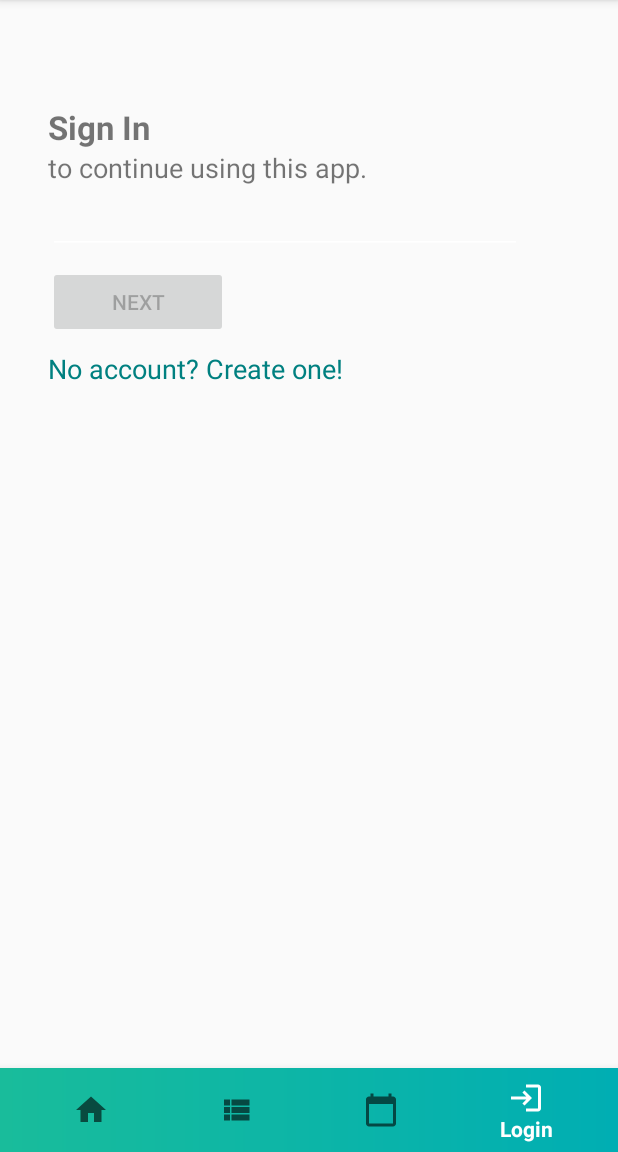
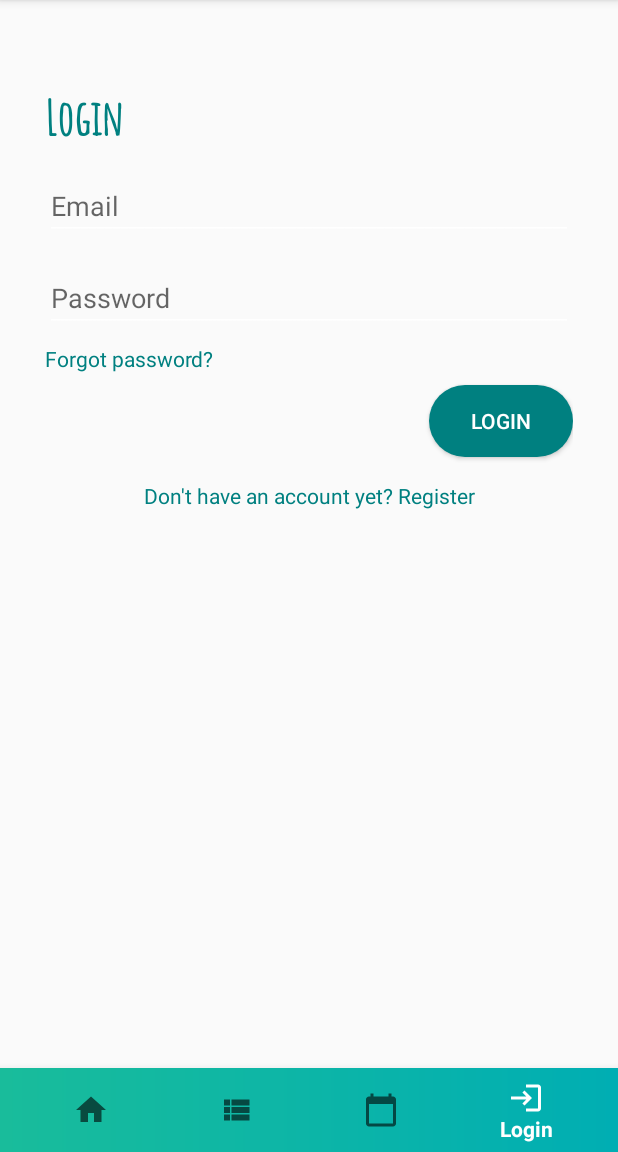
Before and after one commit to caleblipan/TheScheduler, an Android app: the screen it shows after launch (ActivityHome), item 4 of the bottom bar chosen, on a phone screen of 412 x 824 dp, the part 84-1236 px from its top. Run offline under Robolectric (Android 15) with nearby library versions, the phone set to English and light mode, and no system bars.

Commit message:
ADDED: Switching functionality between login & register fragments

```diff
--- a/app/src/main/java/com/example/scheduler/myapplication/ActivityHome.java
+++ b/app/src/main/java/com/example/scheduler/myapplication/ActivityHome.java
@@ -16,11 +16,11 @@ import android.view.MenuItem;
 import android.view.View;
 import android.widget.Button;
 import android.view.View.OnClickListener;
+import android.widget.TextView;
 
 public class ActivityHome extends AppCompatActivity implements BottomNavigationView.OnNavigationItemSelectedListener {
     private int loading_time = 5000;
     Button button;
-
     BottomNavigationView bottomNavigationView;
 
     @Override
@@ -34,8 +34,8 @@ public class ActivityHome extends AppCompatActivity implements BottomNavigationV
 
         // Bottom navigation menu
         bottomNavigationView = findViewById(R.id.bottomNavigationView);
-
         bottomNavigationView.setOnNavigationItemSelectedListener(this);
+        // Default selected bottom navigation menu
         bottomNavigationView.setSelectedItemId(R.id.home_button);
     }
 
--- a/app/src/main/java/com/example/scheduler/myapplication/Login.java
+++ b/app/src/main/java/com/example/scheduler/myapplication/Login.java
@@ -1,15 +1,14 @@
 package com.example.scheduler.myapplication;
 
 import android.os.Bundle;
-
 import androidx.fragment.app.Fragment;
-
 import android.view.LayoutInflater;
 import android.view.View;
 import android.view.ViewGroup;
+import android.widget.TextView;
 
 public class Login extends Fragment {
-
+    private View rootView;
     public Login() {
         // Required empty public constructor
     }
@@ -18,6 +17,17 @@ public class Login extends Fragment {
     public View onCreateView(LayoutInflater inflater, ViewGroup container,
                              Bundle savedInstanceState) {
         // Inflate the layout for this fragment
-        return inflater.inflate(R.layout.fragment_login, container, false);
+        rootView = inflater.inflate(R.layout.fragment_login, container, false);
+        TextView noAccountButton = (TextView) rootView.findViewById(R.id.noAccount);
+        noAccountButton.setOnClickListener(new View.OnClickListener() {
+            @Override
+            public void onClick(View arg0) {
+                Register register= new Register();
+                getFragmentManager().beginTransaction()
+                        .replace(R.id.fragment_container, register)
+                        .commit();
+            }
+        });
+        return rootView;
     }
 }
--- a/app/src/main/res/layout/fragment_home.xml
+++ b/app/src/main/res/layout/fragment_home.xml
@@ -5,13 +5,12 @@
     xmlns:tools="http://schemas.android.com/tools"
     android:layout_width="match_parent"
     android:layout_height="match_parent"
-    android:paddingTop="30dp">
+    android:paddingTop="17dp">
 
     <TextView
         android:id="@+id/Title"
         android:layout_width="wrap_content"
         android:layout_height="wrap_content"
-        android:layout_marginTop="4dp"
         android:fontFamily="@font/amatic_sc_bold"
         android:paddingLeft="30dp"
         android:paddingRight="30dp"
--- a/app/src/main/res/layout/fragment_login.xml
+++ b/app/src/main/res/layout/fragment_login.xml
@@ -4,38 +4,55 @@
     xmlns:tools="http://schemas.android.com/tools"
     android:layout_width="match_parent"
     android:layout_height="match_parent"
-    android:layout_marginEnd="32dp"
-    android:paddingLeft="32dp"
-    android:paddingTop="32dp"
-    android:paddingRight="32dp"
-    android:paddingBottom="32dp">
+    android:paddingLeft="30dp"
+    android:paddingTop="17dp"
+    android:paddingRight="30dp"
+    android:paddingBottom="30dp"
+    android:id="@+id/login_fragment_container">
     <TextView
         android:layout_width="wrap_content"
         android:layout_height="wrap_content"
         android:layout_marginTop="8dp"
-        android:text="Sign In"
-        android:textSize="22sp"
+        android:text="Login"
+        android:fontFamily="@font/amatic_sc"
         android:textStyle="bold"
+        android:textColor="#008080"
+        android:textSize="32sp"
         android:id="@+id/textView"
         app:layout_constraintStart_toStartOf="parent"
         app:layout_constraintTop_toTopOf="parent"
         />
-    <TextView
-        android:layout_width="wrap_content"
+    <EditText
+        android:id="@+id/EmailAddress"
         android:layout_height="wrap_content"
-        android:text="to continue using this app."
-        android:textSize="18sp"
-        android:id="@+id/textView2"
+        android:layout_width="match_parent"
+        android:layout_marginTop="16dp"
+        android:inputType="textEmailAddress"
+        android:hint="Email"
         app:layout_constraintStart_toStartOf="parent"
         app:layout_constraintTop_toBottomOf="@id/textView"
         />
     <EditText
-        android:id="@+id/PhoneNumber"
+        android:id="@+id/Password"
         android:layout_height="wrap_content"
         android:layout_width="match_parent"
-        android:inputType="phone"
+        android:layout_marginTop="16dp"
+        android:inputType="textPassword"
+        android:hint="Password"
         app:layout_constraintStart_toStartOf="parent"
-        app:layout_constraintTop_toBottomOf="@id/textView2"
+        app:layout_constraintTop_toBottomOf="@id/EmailAddress"
+        />
+    <TextView
+        android:layout_width="wrap_content"
+        android:layout_height="wrap_content"
+        android:layout_marginTop="8dp"
+        android:text="Forgot password?"
+        android:clickable="true"
+        android:textSize="14sp"
+        android:textColor="#008080"
+        android:id="@+id/forgotPassword"
+        app:layout_constraintStart_toStartOf="parent"
+        app:layout_constraintTop_toBottomOf="@id/Password"
         />
     <Button
         android:layout_width="wrap_content"
@@ -43,22 +60,24 @@
         android:layout_marginTop="8dp"
         android:hint="081212345678"
         android:textColorHint="#666666"
+        android:background="@drawable/button_rounded"
         android:id="@+id/nextButtonSignIn"
-        android:text="Next"
-        android:enabled="false"
-        app:layout_constraintStart_toStartOf="parent"
-        app:layout_constraintTop_toBottomOf="@id/PhoneNumber"
+        android:text="Login"
+        android:textColor="#ffffff"
+        app:layout_constraintRight_toRightOf="parent"
+        app:layout_constraintTop_toBottomOf="@id/forgotPassword"
         />
     <TextView
         android:layout_width="wrap_content"
         android:layout_height="wrap_content"
-        android:layout_marginTop="8dp"
-        android:text="No account? Create one!"
+        android:layout_marginTop="16dp"
+        android:text="Don't have an account yet? Register"
         android:clickable="true"
         android:textColor="#008080"
-        android:textSize="18sp"
-        android:id="@+id/NoAccount"
-        app:layout_constraintStart_toStartOf="parent"
+        android:textSize="14sp"
+        android:id="@+id/noAccount"
+        app:layout_constraintLeft_toLeftOf="parent"
+        app:layout_constraintRight_toRightOf="parent"
         app:layout_constraintTop_toBottomOf="@id/nextButtonSignIn"
         />
 </androidx.constraintlayout.widget.ConstraintLayout>
```
Also changed, not shown: app/src/main/java/com/example/scheduler/myapplication/Register.java (+16 -4 lines), app/src/main/res/layout/fragment_register.xml (+75 -9 lines).
